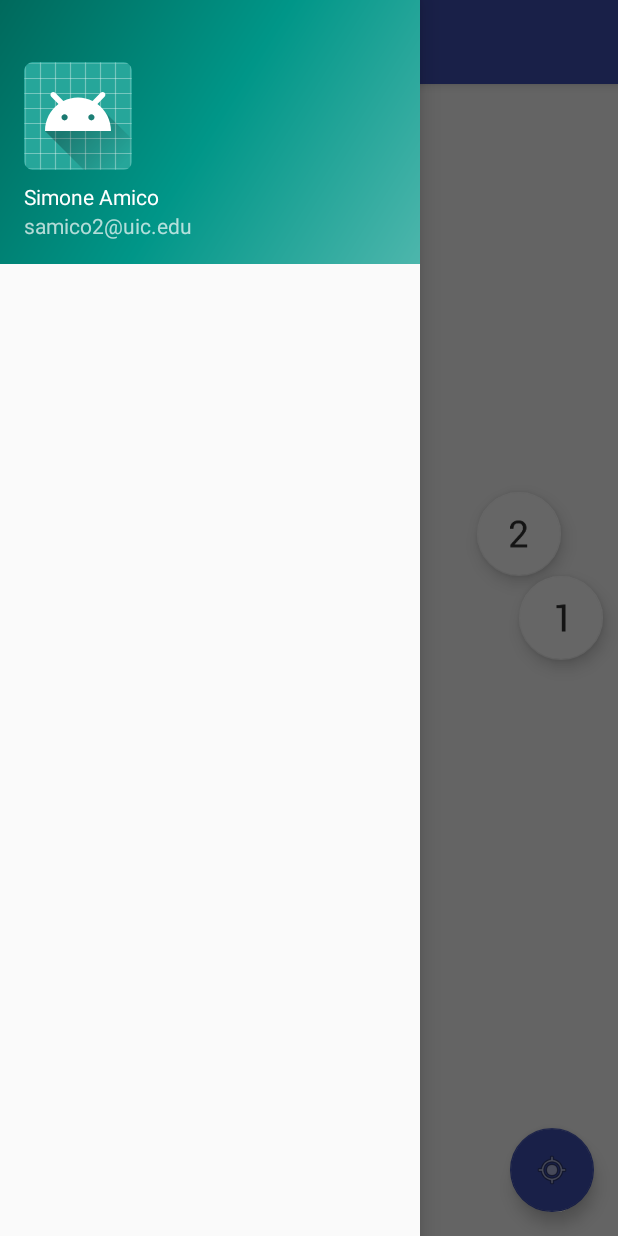
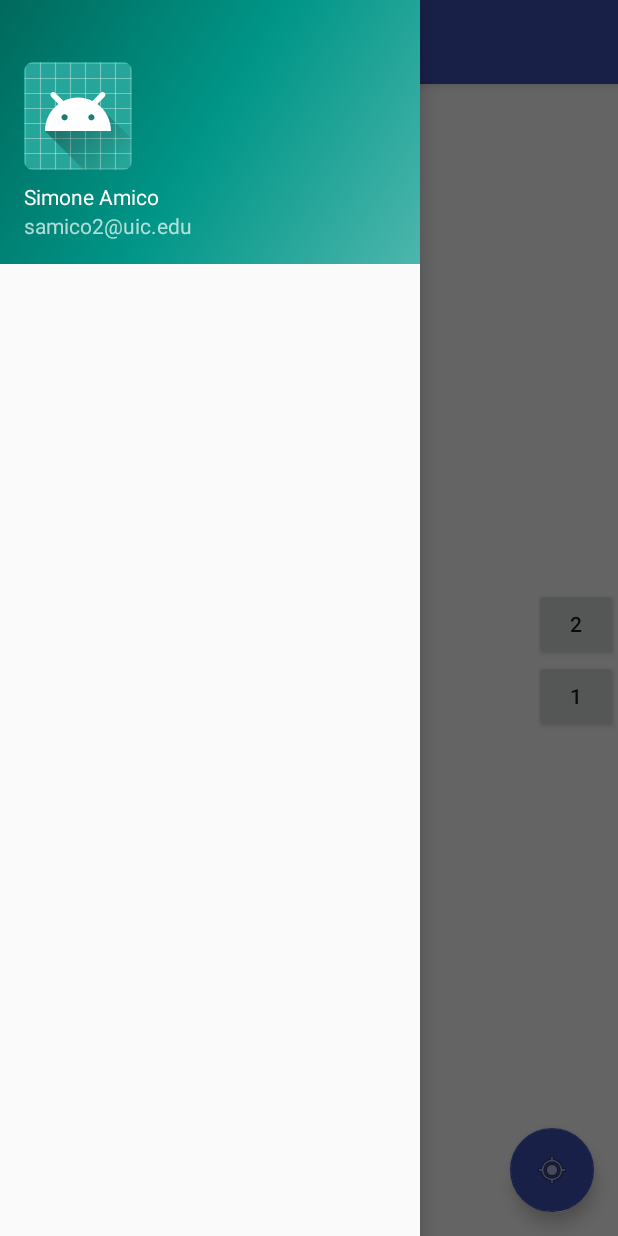
Before and after one commit to f-manto/HCIProject, an Android app: the screen it shows after launch (MainActivity), with the side drawer open, on a phone screen of 412 x 824 dp. Run offline under Robolectric (Android 15) with nearby library versions, the phone set to English and light mode, and no system bars; libraries missing offline, so code that uses them is left out: com.indooratlas.android, com.mapbox.mapboxsdk, com.mapbox.services, pl.openrnd.multilevellistview; plain views replace MultiLevelListView; 14 statements that could not run were skipped.

Commit message:
merged simo-manto

```diff
--- a/app/src/main/java/com/example/francesco/mapboxapp/MainActivity.java
+++ b/app/src/main/java/com/example/francesco/mapboxapp/MainActivity.java
@@ -180,10 +180,35 @@ public class MainActivity extends AppCompatActivity
                 // Code here executes on main thread after user presses button
                 int start = getStartingPoint(currentLocation);
                 getWPAndDrawPath(start, 1043);
+            }
+        });
 
+        final Button floor1Button = findViewById(R.id.floor1Button);
+        final Button floor2Button = findViewById(R.id.floor2Button);
+
+        floor1Button.setOnClickListener(new View.OnClickListener() {
+            public void onClick(View v) {
+                // Code here executes on main thread after user presses button
+                floorVisibility(1,VISIBLE);
+                floorVisibility(2,NONE);
+                floor1Button.setBackgroundColor(Color.GRAY);
+                floor2Button.setBackgroundColor(Color.WHITE);
+            }
+        });
+
+        floor2Button.setOnClickListener(new View.OnClickListener() {
+            public void onClick(View v) {
+                // Code here executes on main thread after user presses button
+                floorVisibility(2,VISIBLE);
+                floorVisibility(1,NONE);
+                floor2Button.setBackgroundColor(Color.GRAY);
+                floor1Button.setBackgroundColor(Color.WHITE);
 
             }
         });
+
+
+
 
 
 
@@ -434,11 +459,7 @@ public class MainActivity extends AppCompatActivity
                 button.setOnClickListener(new View.OnClickListener() {
                     public void onClick(View v) {
                         // Perform action on click
-
                         getWPAndDrawPath(12, Integer.valueOf(marker.getSnippet()));
-
-
-
                     }
                 });
 
@@ -474,6 +495,9 @@ public class MainActivity extends AppCompatActivity
             }
         });
 
+        Button floor1Button = findViewById(R.id.floor1Button);
+        floor1Button.performClick();
+
 
     }
 
@@ -492,6 +516,7 @@ public class MainActivity extends AppCompatActivity
 
         if (mShowIndoorLocation) {
             showLocationCircle(center, location.getAccuracy());
+
         }
 
         /*IconFactory iconFactory = IconFactory.getInstance(MainActivity.this);
--- a/app/src/main/res/layout/app_bar_main.xml
+++ b/app/src/main/res/layout/app_bar_main.xml
@@ -33,28 +33,26 @@
         app:backgroundTint="@color/colorPrimary"
         app:srcCompat="@android:drawable/ic_menu_mylocation" />
 
-    <android.support.design.widget.FloatingActionButton
-        android:id="@+id/floatingActionButton"
-        android:layout_width="match_parent"
+    <LinearLayout
+        android:layout_width="56dp"
         android:layout_height="wrap_content"
-        android:layout_gravity="start"
-        android:layout_marginHorizontal="10dp"
-        android:clickable="true"
-        app:backgroundTint="@android:color/background_light"
+        android:orientation="vertical"
         app:layout_anchor="@+id/include2"
         app:layout_anchorGravity="right|center"
-        app:srcCompat="@drawable/ic_one" />
+        tools:layout_editor_absoluteX="328dp">
 
-    <android.support.design.widget.FloatingActionButton
-        android:id="@+id/floatingActionButton4"
-        android:layout_width="match_parent"
-        android:layout_height="wrap_content"
-        android:layout_gravity="clip_vertical"
-        android:clickable="true"
-        app:backgroundTint="@android:color/background_light"
-        app:layout_anchor="@+id/floatingActionButton"
-        app:layout_anchorGravity="top|center"
-        app:srcCompat="@drawable/ic_two" />
+        <Button
+            android:id="@+id/floor2Button"
+            android:layout_width="match_parent"
+            android:layout_height="wrap_content"
+            android:text="2" />
+
+        <Button
+            android:id="@+id/floor1Button"
+            android:layout_width="match_parent"
+            android:layout_height="wrap_content"
+            android:text="1" />
+    </LinearLayout>
 
 
 </android.support.design.widget.CoordinatorLayout>
```
